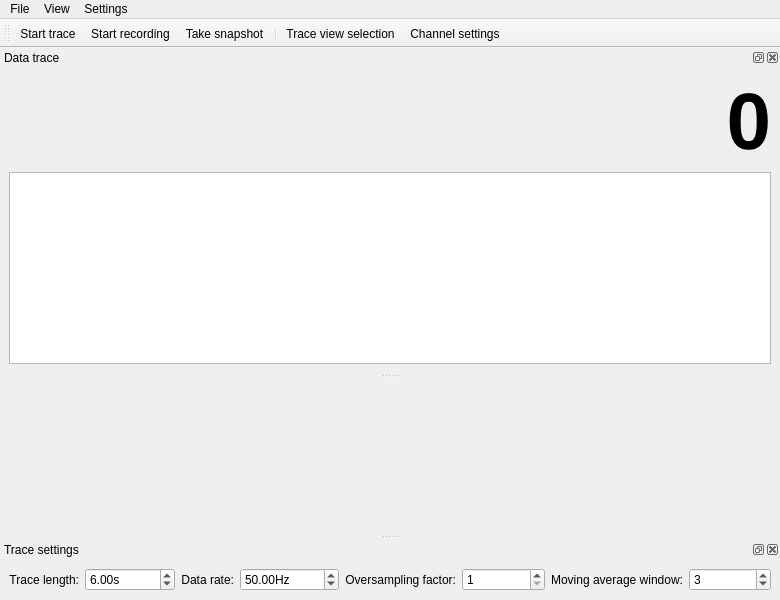
Above: gui/ui_time_series_gui.ui from Ulm-IQO/qudi before the change. Below: the same form after it.
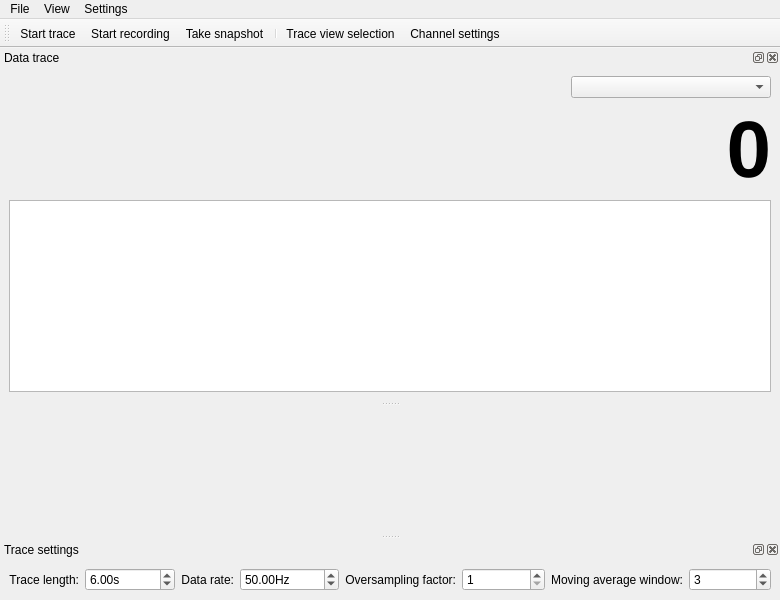
That is the form after the change. Icons and pictures are not drawn. Custom widgets are drawn as their Qt base class.

Commit message: Crude current value selection functionality

The edit to the form file:
```diff
--- a/gui/ui_time_series_gui.ui
+++ b/gui/ui_time_series_gui.ui
@@ -69,8 +69,8 @@
     <number>4</number>
    </attribute>
    <widget class="QWidget" name="dockWidgetContents">
-    <layout class="QVBoxLayout" name="verticalLayout">
-     <item>
+    <layout class="QGridLayout" name="gridLayout" columnstretch="1,0">
+     <item row="1" column="0" colspan="2">
       <widget class="QLabel" name="curr_value_Label">
        <property name="font">
         <font>
@@ -87,9 +87,19 @@
        </property>
       </widget>
      </item>
-     <item>
+     <item row="2" column="0" colspan="2">
       <widget class="PlotWidget" name="data_trace_PlotWidget"/>
      </item>
+     <item row="0" column="1">
+      <widget class="QComboBox" name="curr_value_comboBox">
+       <property name="minimumSize">
+        <size>
+         <width>200</width>
+         <height>0</height>
+        </size>
+       </property>
+      </widget>
+     </item>
     </layout>
    </widget>
   </widget>
```
The commit also changes 1 other file.
